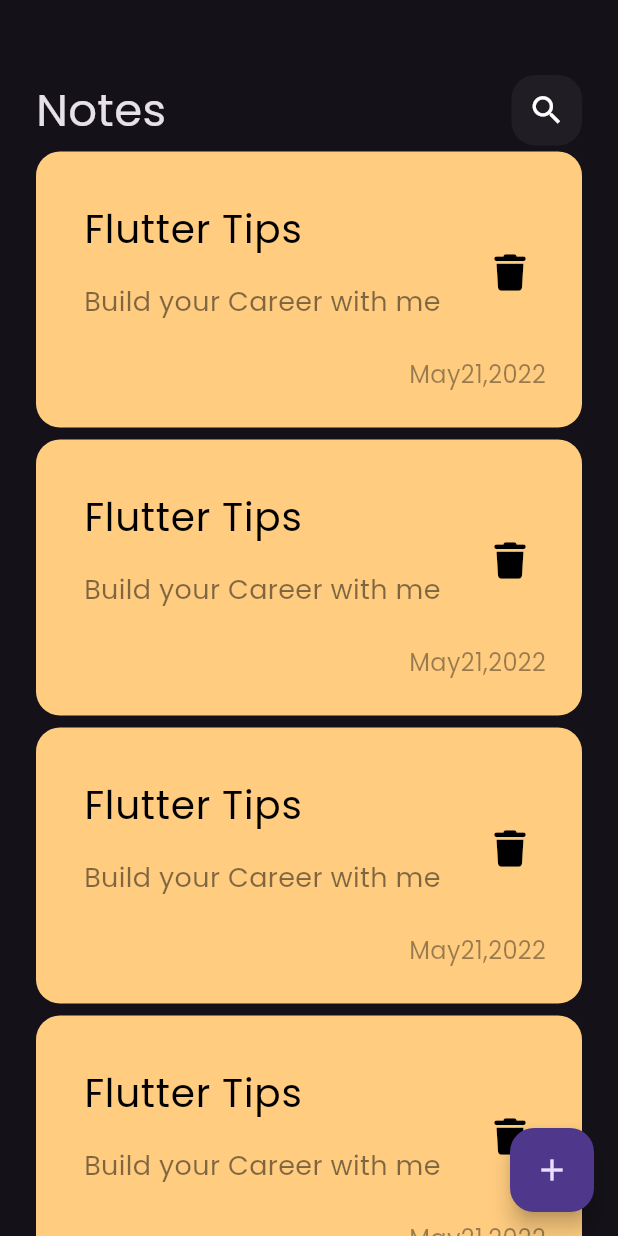
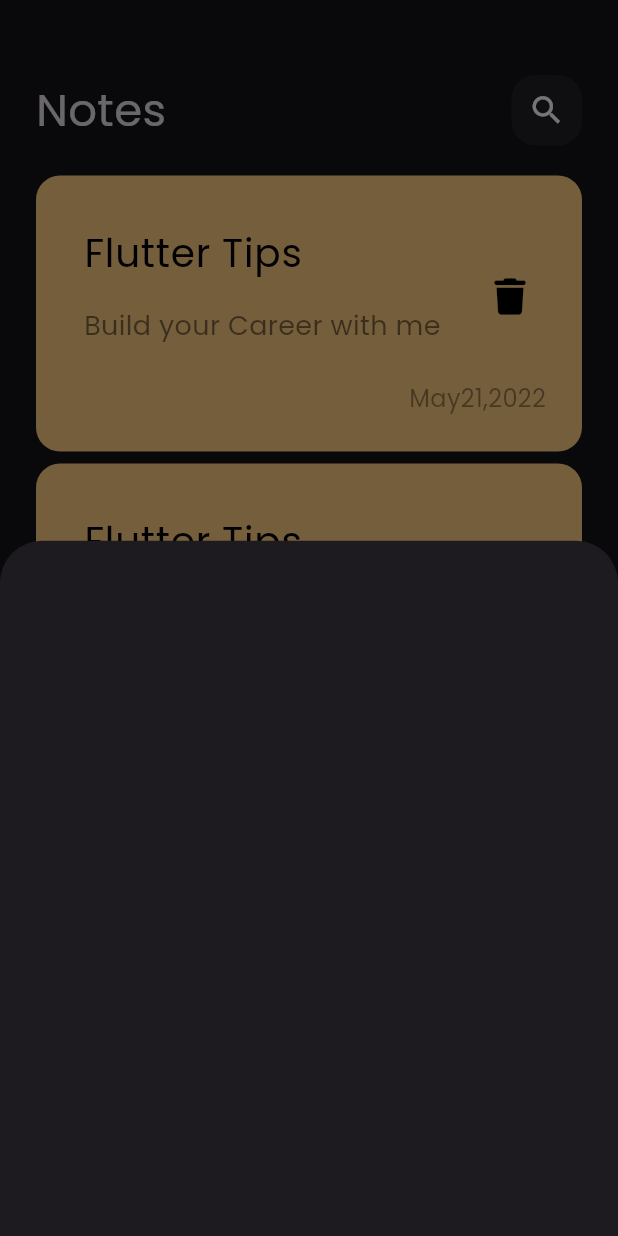
Before and after one commit to am10-hup/notes_app, a Flutter app: the screen it shows after launch, after a tap on the "add" icon, on a phone screen of 412 x 824 dp. Run offline on Flutter 3.47's test engine with Material 3 defaults, Android fonts, the phone set to English and light mode, and no system bars; our stand-ins replace font_awesome_flutter.

Commit message:
add note buttom sheet

```diff
--- a/lib/views/notesview.dart
+++ b/lib/views/notesview.dart
@@ -1,4 +1,5 @@
 import 'package:flutter/material.dart';
+import 'package:notes_app/widgets/add_note_button_sheet.dart';
 import 'package:notes_app/widgets/notes_view_body.dart';
 
 class NotesView extends StatelessWidget {
@@ -8,7 +9,13 @@ class NotesView extends StatelessWidget {
   Widget build(BuildContext context) {
     return Scaffold(
       floatingActionButton: FloatingActionButton(
-        onPressed: () {},
+        onPressed: () {
+          showModalBottomSheet(
+              context: context,
+              builder: (context) {
+                return AddNoteButtomSheet();
+              });
+        },
         child: const Icon(Icons.add),
       ),
       body: const NotesViewBody(),
--- /dev/null
+++ b/lib/widgets/add_note_button_sheet.dart
@@ -0,0 +1,10 @@
+import 'package:flutter/material.dart';
+
+class AddNoteButtomSheet extends StatelessWidget {
+  const AddNoteButtomSheet({super.key});
+
+  @override
+  Widget build(BuildContext context) {
+    return Container();
+  }
+}
--- a/lib/widgets/custom_app_bar.dart
+++ b/lib/widgets/custom_app_bar.dart
@@ -7,13 +7,13 @@ class CustomAppBar extends StatelessWidget {
 
   @override
   Widget build(BuildContext context) {
-    return Row(
+    return const Row(
       children: [
-        const Text(
+        Text(
           'Notes',
           style: TextStyle(fontSize: 30),
         ),
-        const Spacer(),
+        Spacer(),
         CustomSearchIcon(),
       ],
     );
--- a/lib/widgets/notes_listview.dart
+++ b/lib/widgets/notes_listview.dart
@@ -1,18 +1,22 @@
 import 'package:flutter/material.dart';
 import 'package:notes_app/widgets/custom_note_item.dart';
 
-class NotesViewList extends StatelessWidget {
-  const NotesViewList({super.key});
+class NotesListView extends StatelessWidget {
+  const NotesListView({super.key});
   final data = const [];
   @override
   Widget build(BuildContext context) {
-    return ListView.builder(
+    return Padding(
+      padding: EdgeInsets.symmetric(vertical: 16),
+      child: ListView.builder(
+        padding: EdgeInsets.zero,
         itemBuilder: (context, index) {
           return const Padding(
             padding: EdgeInsets.symmetric(vertical: 4),
             child: NotesItem(),
           );
         },
+      ),
     );
   }
 }
--- a/lib/widgets/notes_view_body.dart
+++ b/lib/widgets/notes_view_body.dart
@@ -1,7 +1,5 @@
 import 'package:flutter/material.dart';
 import 'package:notes_app/widgets/custom_app_bar.dart';
-import 'package:font_awesome_flutter/font_awesome_flutter.dart';
-import 'package:notes_app/widgets/custom_note_item.dart';
 import 'package:notes_app/widgets/notes_listview.dart';
 
 class NotesViewBody extends StatelessWidget {
@@ -17,7 +15,7 @@ class NotesViewBody extends StatelessWidget {
             height: 50,
           ),
           CustomAppBar(),
-          Expanded(child: NotesViewList()),
+          Expanded(child: NotesListView()),
         ],
       ),
     );
```
Also changed, not shown: 1 other file. Lines whose indentation alone changed are shown as unchanged.
